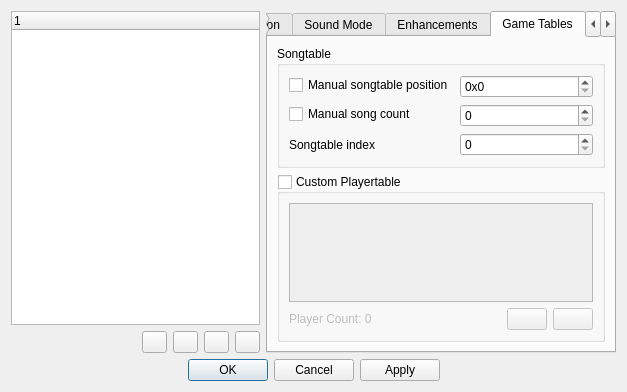
First picture: the form in src/agbplay-gui/ProfileSettingsWindow.ui, repository ipatix/agbplay, before the edit.
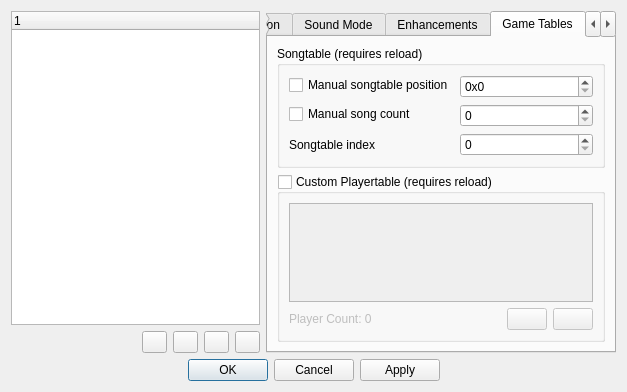
Second picture: the form after the edit. The open tabs and pages were chosen to show the change. Icons and pictures are not drawn.

Commit message: gui: Add information about songtable restart

Patch:
```diff
--- a/src/agbplay-gui/ProfileSettingsWindow.ui
+++ b/src/agbplay-gui/ProfileSettingsWindow.ui
@@ -445,7 +445,7 @@
             <string>Manually specify songtable properties. Change with caution!</string>
            </property>
            <property name="title">
-            <string>Songtable</string>
+            <string>Songtable (requires reload)</string>
            </property>
            <layout class="QFormLayout" name="formLayout">
             <item row="0" column="0">
@@ -517,7 +517,7 @@
             <string>Enable to manually specify the music player config. Change with caution!</string>
            </property>
            <property name="title">
-            <string>Custom Playertable</string>
+            <string>Custom Playertable (requires reload)</string>
            </property>
            <property name="checkable">
             <bool>true</bool>
```
